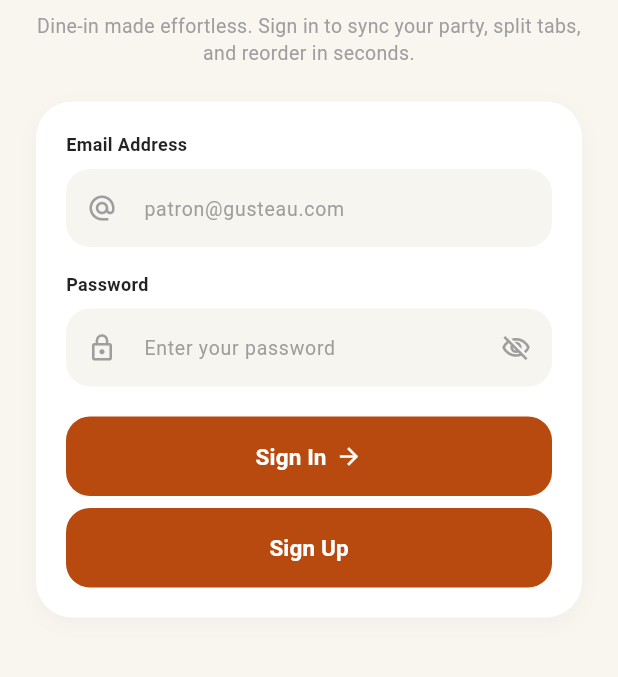
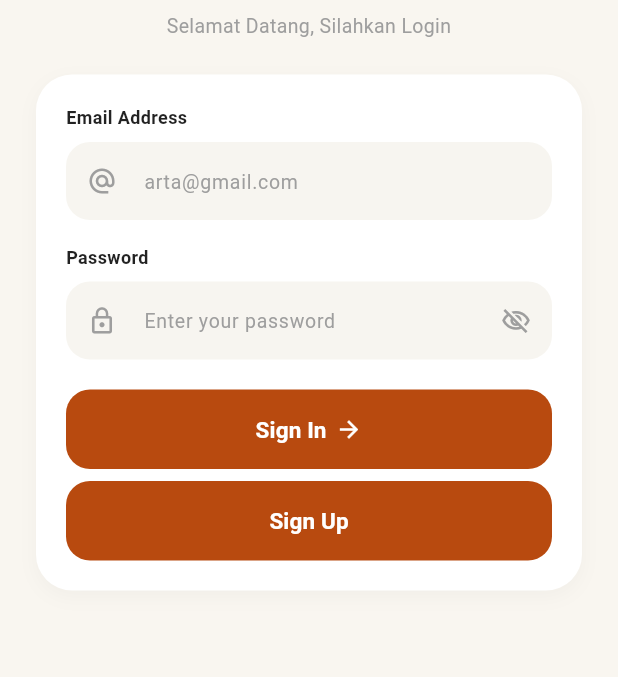
Before and after one commit to nanszaa/project-mp2, a Flutter app: the screen it shows after launch, on a phone screen of 412 x 824 dp, the part 227-904 px from its top. Run offline on Flutter 3.47's test engine with Material 3 defaults, Android fonts, the phone set to English and light mode, and no system bars; our stand-ins replace dio, shared_preferences; missing offline and left inert: mobile_scanner.

Commit message:
update ui login pages lagi

```diff
--- a/lib/features/coffee_order/presentation/pages/login_pages.dart
+++ b/lib/features/coffee_order/presentation/pages/login_pages.dart
@@ -61,7 +61,7 @@ class LoginPages extends StatelessWidget {
               ),
               const SizedBox(height: 8),
               const Text(
-                'Dine-in made effortless. Sign in to sync your party, split tabs, and reorder in seconds.',
+                'Selamat Datang, Silahkan Login',
                 textAlign: TextAlign.center,
                 style: TextStyle(
                   fontSize: 13,
@@ -101,7 +101,7 @@ class LoginPages extends StatelessWidget {
                     TextField(
                       decoration: InputDecoration(
                         prefixIcon: const Icon(Icons.alternate_email, color: Colors.grey, size: 20),
-                        hintText: 'patron@gusteau.com',
+                        hintText: 'arta@gmail.com',
                         hintStyle: const TextStyle(color: Colors.grey, fontSize: 13),
                         filled: true,
                         fillColor: const Color(0xFFF7F5F0),
--- a/lib/main.dart
+++ b/lib/main.dart
@@ -1,6 +1,7 @@
 import 'package:coffee_shop/features/coffee_order/application/helpers/user_info.dart';
 import 'package:coffee_shop/features/coffee_order/presentation/pages/home_pages.dart';
 import 'package:coffee_shop/features/coffee_order/presentation/pages/login_pages.dart';
+import 'package:coffee_shop/features/coffee_order/presentation/pages/menu_pages.dart';
 import 'package:flutter/material.dart';
 
 Future<void> main() async {
```
Also changed, not shown: lib/features/coffee_order/presentation/pages/cart_pages.dart (line endings or trailing spaces), pubspec.lock.
